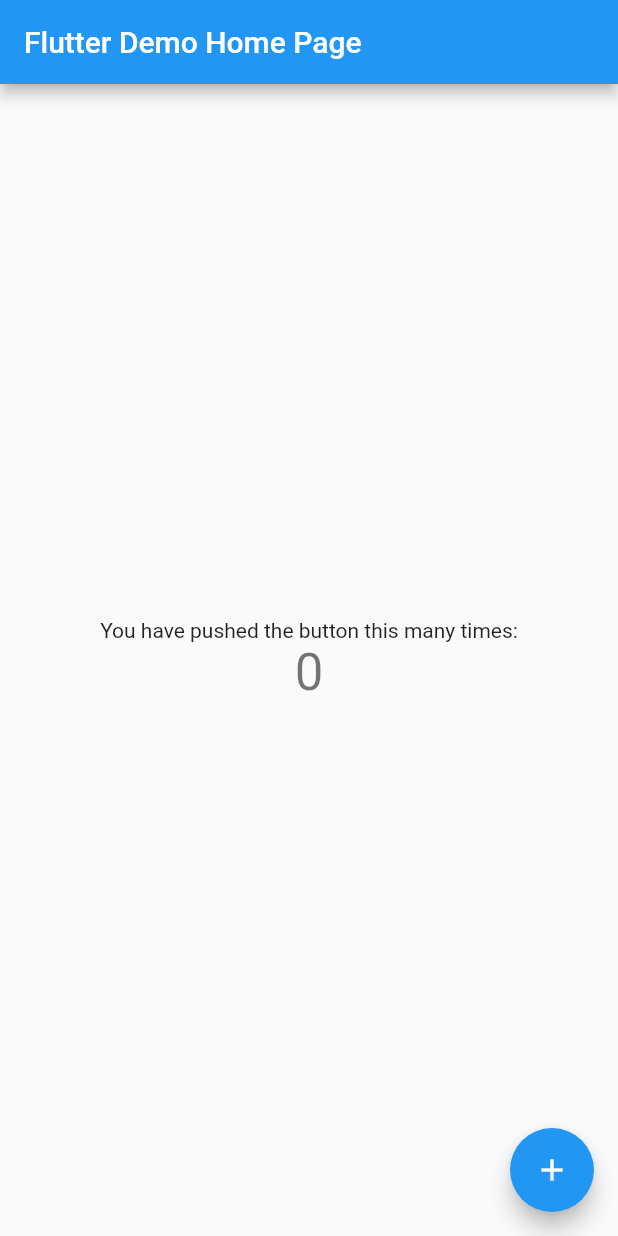
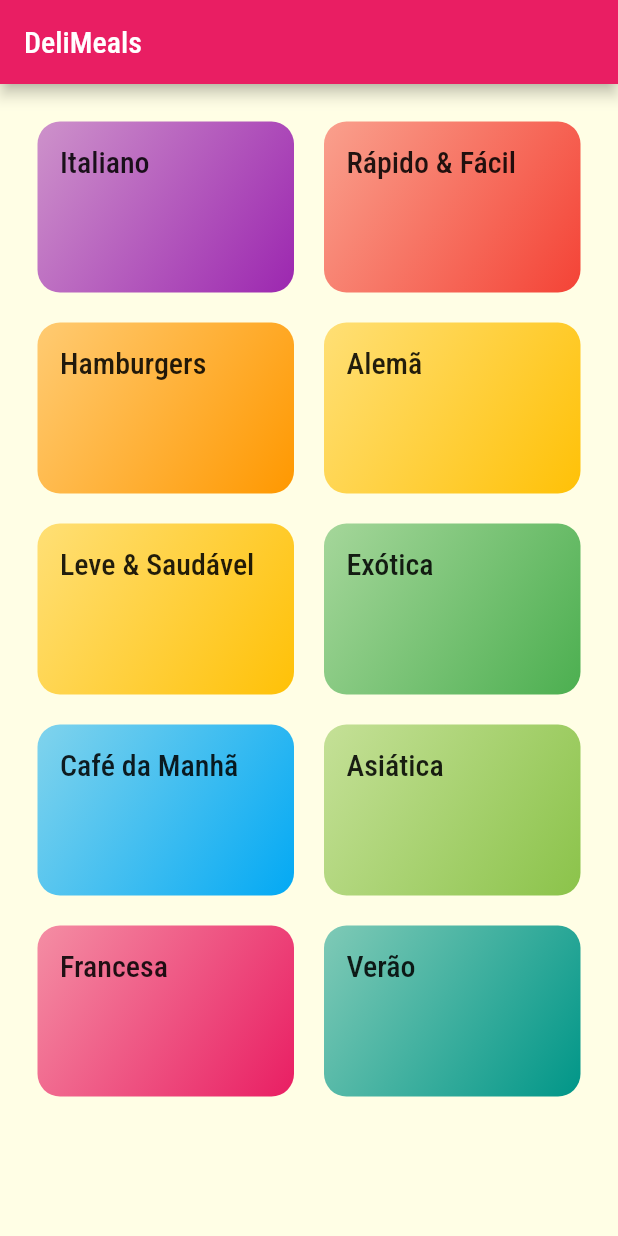
Before and after one commit to Uriel-David/Estudos_Dart-Flutter, a Flutter app: the screen it shows after launch, on a phone screen of 412 x 824 dp. Run offline on Flutter 3.47's test engine with Material 2 defaults, Android fonts, the light colour scheme and no system bars.

Commit message:
creation base visual project and screens

```diff
--- /dev/null
+++ b/meals/lib/components/category_item.dart
@@ -0,0 +1,30 @@
+import 'package:flutter/material.dart';
+import 'package:meals/models/category.dart';
+
+class CategoryItem extends StatelessWidget {
+  const CategoryItem(this.category, {Key? key}) : super(key: key);
+
+  final Category category;
+
+  @override
+  Widget build(BuildContext context) {
+    return Container(
+      padding: const EdgeInsets.all(15),
+      decoration: BoxDecoration(
+        borderRadius: BorderRadius.circular(15),
+        gradient: LinearGradient(
+          colors: [
+            category.color.withOpacity(0.5),
+            category.color,
+          ],
+          begin: Alignment.topLeft,
+          end: Alignment.bottomRight,
+        ),
+      ),
+      child: Text(
+        category.title,
+        style: Theme.of(context).textTheme.headline6,
+      ),
+    );
+  }
+}
--- /dev/null
+++ b/meals/lib/data/dummy_data.dart
@@ -0,0 +1,56 @@
+// ignore_for_file: constant_identifier_names
+import 'package:flutter/material.dart';
+import 'package:meals/models/category.dart';
+
+const DUMMY_CATEGORIES = [
+  Category(
+    id: 'c1',
+    title: 'Italiano',
+    color: Colors.purple,
+  ),
+  Category(
+    id: 'c2',
+    title: 'Rápido & Fácil',
+    color: Colors.red,
+  ),
+  Category(
+    id: 'c3',
+    title: 'Hamburgers',
+    color: Colors.orange,
+  ),
+  Category(
+    id: 'c4',
+    title: 'Alemã',
+    color: Colors.amber,
+  ),
+  Category(
+    id: 'c5',
+    title: 'Leve & Saudável',
+    color: Colors.amber,
+  ),
+  Category(
+    id: 'c6',
+    title: 'Exótica',
+    color: Colors.green,
+  ),
+  Category(
+    id: 'c7',
+    title: 'Café da Manhã',
+    color: Colors.lightBlue,
+  ),
+  Category(
+    id: 'c8',
+    title: 'Asiática',
+    color: Colors.lightGreen,
+  ),
+  Category(
+    id: 'c9',
+    title: 'Francesa',
+    color: Colors.pink,
+  ),
+  Category(
+    id: 'c10',
+    title: 'Verão',
+    color: Colors.teal,
+  ),
+];
--- a/meals/lib/main.dart
+++ b/meals/lib/main.dart
@@ -1,115 +1,30 @@
 import 'package:flutter/material.dart';
+import 'package:meals/screens/categories_screen.dart';
 
-void main() {
-  runApp(const MyApp());
-}
+void main() => runApp(const MyApp());
 
 class MyApp extends StatelessWidget {
   const MyApp({super.key});
 
-  // This widget is the root of your application.
   @override
   Widget build(BuildContext context) {
     return MaterialApp(
-      title: 'Flutter Demo',
+      title: 'DeliMeals',
       theme: ThemeData(
-        // This is the theme of your application.
-        //
-        // Try running your application with "flutter run". You'll see the
-        // application has a blue toolbar. Then, without quitting the app, try
-        // changing the primarySwatch below to Colors.green and then invoke
-        // "hot reload" (press "r" in the console where you ran "flutter run",
-        // or simply save your changes to "hot reload" in a Flutter IDE).
-        // Notice that the counter didn't reset back to zero; the application
-        // is not restarted.
-        primarySwatch: Colors.blue,
+        colorScheme: ColorScheme.fromSwatch().copyWith(
+          primary: Colors.pink,
+          secondary: Colors.amber,
+        ),
+        canvasColor: const Color.fromRGBO(255, 254, 229, 1.0),
+        fontFamily: 'Raleway',
+        textTheme: ThemeData.light().textTheme.copyWith(
+              headline6: const TextStyle(
+                fontSize: 20,
+                fontFamily: 'RobotoCondensed',
+              ),
+            ),
       ),
-      home: const MyHomePage(title: 'Flutter Demo Home Page'),
+      home: const CategoriesScreen(),
     );
   }
 }
-
-class MyHomePage extends StatefulWidget {
-  const MyHomePage({super.key, required this.title});
-
-  // This widget is the home page of your application. It is stateful, meaning
-  // that it has a State object (defined below) that contains fields that affect
-  // how it looks.
-
-  // This class is the configuration for the state. It holds the values (in this
-  // case the title) provided by the parent (in this case the App widget) and
-  // used by the build method of the State. Fields in a Widget subclass are
-  // always marked "final".
-
-  final String title;
-
-  @override
-  State<MyHomePage> createState() => _MyHomePageState();
-}
-
-class _MyHomePageState extends State<MyHomePage> {
-  int _counter = 0;
-
-  void _incrementCounter() {
-    setState(() {
-      // This call to setState tells the Flutter framework that something has
-      // changed in this State, which causes it to rerun the build method below
-      // so that the display can reflect the updated values. If we changed
-      // _counter without calling setState(), then the build method would not be
-      // called again, and so nothing would appear to happen.
-      _counter++;
-    });
-  }
-
-  @override
-  Widget build(BuildContext context) {
-    // This method is rerun every time setState is called, for instance as done
-    // by the _incrementCounter method above.
-    //
-    // The Flutter framework has been optimized to make rerunning build methods
-    // fast, so that you can just rebuild anything that needs updating rather
-    // than having to individually change instances of widgets.
-    return Scaffold(
-      appBar: AppBar(
-        // Here we take the value from the MyHomePage object that was created by
-        // the App.build method, and use it to set our appbar title.
-        title: Text(widget.title),
-      ),
-      body: Center(
-        // Center is a layout widget. It takes a single child and positions it
-        // in the middle of the parent.
-        child: Column(
-          // Column is also a layout widget. It takes a list of children and
-          // arranges them vertically. By default, it sizes itself to fit its
-          // children horizontally, and tries to be as tall as its parent.
-          //
-          // Invoke "debug painting" (press "p" in the console, choose the
-          // "Toggle Debug Paint" action from the Flutter Inspector in Android
-          // Studio, or the "Toggle Debug Paint" command in Visual Studio Code)
-          // to see the wireframe for each widget.
-          //
-          // Column has various properties to control how it sizes itself and
-          // how it positions its children. Here we use mainAxisAlignment to
-          // center the children vertically; the main axis here is the vertical
-          // axis because Columns are vertical (the cross axis would be
-          // horizontal).
-          mainAxisAlignment: MainAxisAlignment.center,
-          children: <Widget>[
-            const Text(
-              'You have pushed the button this many times:',
-            ),
-            Text(
-              '$_counter',
-              style: Theme.of(context).textTheme.headline4,
-            ),
-          ],
-        ),
-      ),
-      floatingActionButton: FloatingActionButton(
-        onPressed: _incrementCounter,
-        tooltip: 'Increment',
-        child: const Icon(Icons.add),
-      ), // This trailing comma makes auto-formatting nicer for build methods.
-    );
-  }
-}
--- /dev/null
+++ b/meals/lib/models/category.dart
@@ -0,0 +1,13 @@
+import 'package:flutter/material.dart';
+
+class Category {
+  final String id;
+  final String title;
+  final Color color;
+
+  const Category({
+    required this.id,
+    required this.title,
+    this.color = Colors.orange,
+  });
+}
--- /dev/null
+++ b/meals/lib/screens/categories_screen.dart
@@ -0,0 +1,28 @@
+import 'package:flutter/material.dart';
+import 'package:meals/components/category_item.dart';
+import 'package:meals/data/dummy_data.dart';
+
+class CategoriesScreen extends StatelessWidget {
+  const CategoriesScreen({Key? key}) : super(key: key);
+
+  @override
+  Widget build(BuildContext context) {
+    return Scaffold(
+      appBar: AppBar(
+        title: const Text('DeliMeals'),
+      ),
+      body: GridView(
+        padding: const EdgeInsets.all(25),
+        gridDelegate: const SliverGridDelegateWithMaxCrossAxisExtent(
+          maxCrossAxisExtent: 200,
+          childAspectRatio: 3 / 2,
+          crossAxisSpacing: 20,
+          mainAxisSpacing: 20,
+        ),
+        children: DUMMY_CATEGORIES.map((category) {
+          return CategoryItem(category);
+        }).toList(),
+      ),
+    );
+  }
+}
```
Also changed, not shown: meals/pubspec.yaml (+17 -11 lines), meals/assets/fonts/Raleway-Black.ttf (added), meals/assets/fonts/Raleway-Bold.ttf (added), meals/assets/fonts/Raleway-Regular.ttf (added), meals/assets/fonts/RobotoCondensed-Bold.ttf (added), meals/assets/fonts/RobotoCondensed-Italic.ttf (added), meals/assets/fonts/RobotoCondensed-Light.ttf (added), meals/assets/fonts/RobotoCondensed-Regular.ttf (added).
